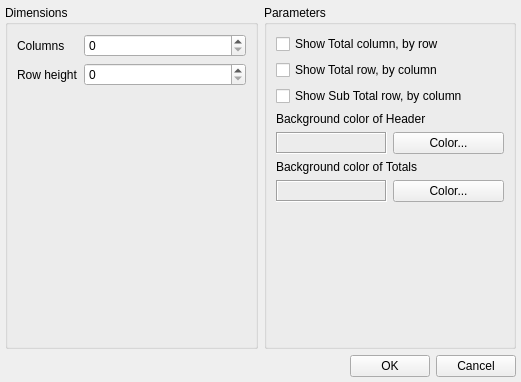
Above: QtRptDesigner/EditFldDlg.ui from DatabasesWorks/QtRPT-Report before the change. Below: the same form after it.
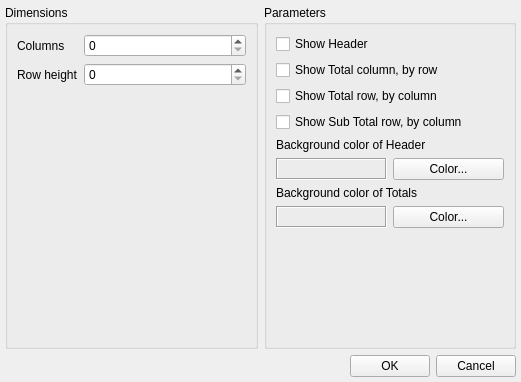
That is the form after the change. Icons and pictures are not drawn. Custom widgets are drawn as their Qt base class.

Commit message: CrossTab Header

```diff
--- a/QtRptDesigner/EditFldDlg.ui
+++ b/QtRptDesigner/EditFldDlg.ui
@@ -964,6 +964,13 @@
           <string>Parameters</string>
          </property>
          <layout class="QVBoxLayout" name="verticalLayout_16">
+          <item>
+           <widget class="QCheckBox" name="chckHeader">
+            <property name="text">
+             <string>Show Header</string>
+            </property>
+           </widget>
+          </item>
           <item>
            <widget class="QCheckBox" name="chkRowTotal">
             <property name="text">
```
The commit also changes 9 other files.
